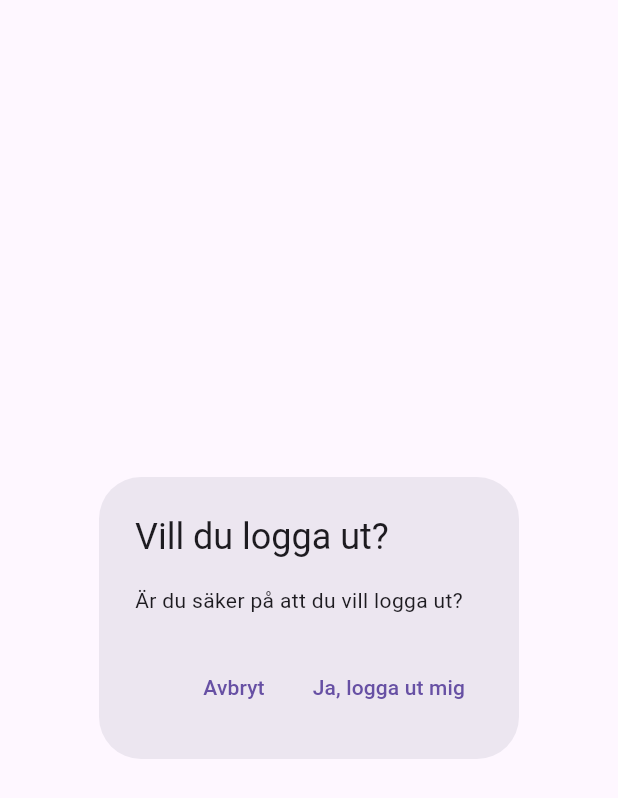
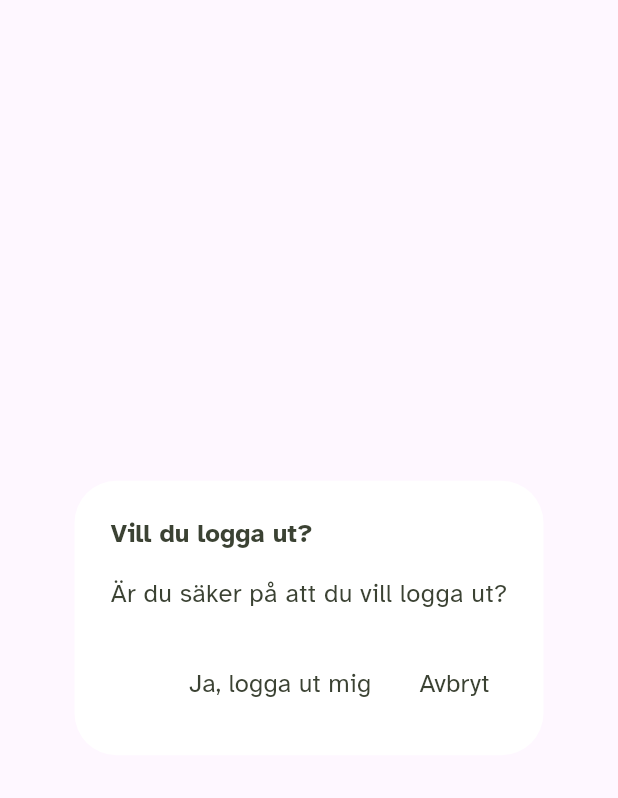
Before and after one commit to X-non/Too-Wood-2-Go, a Flutter app: the LogOut widget shown alone on an empty page, opened directly, on a phone screen of 412 x 824 dp. Shown: the top 798 px of the screen. Run offline on Flutter 3.47's test engine with Material 3 defaults, Android fonts, the light colour scheme and no system bars.

Commit message:
small change

```diff
--- a/frontend/lib/widgets/ew_profile_list.dart
+++ b/frontend/lib/widgets/ew_profile_list.dart
@@ -72,18 +72,31 @@ class LogOut extends StatelessWidget {
   @override
   Widget build(BuildContext context) {
     return AlertDialog(
-      title: const Text('Vill du logga ut?'),
-      content: const Text('Är du säker på att du vill logga ut?'),
+      backgroundColor: Colors.white,
+      title: const Text(
+        'Vill du logga ut?',
+        style: EWTextStyles.headline,
+      ),
+      content: const Text(
+        'Är du säker på att du vill logga ut?',
+        style: EWTextStyles.body,
+      ),
       actions: <Widget>[
-        TextButton(
-          onPressed: () => Navigator.pop(context, 'Avbryt'),
-          child: const Text('Avbryt'),
-        ),
         TextButton(
           onPressed: () {
             Navigator.pop(context, 'Ja, logga ut mig');
           },
-          child: const Text('Ja, logga ut mig'),
+          child: const Text(
+            'Ja, logga ut mig',
+            style: EWTextStyles.body,
+          ),
+        ),
+        TextButton(
+          onPressed: () => Navigator.pop(context, 'Avbryt'),
+          child: const Text(
+            'Avbryt',
+            style: EWTextStyles.body,
+          ),
         ),
       ],
     );
```
